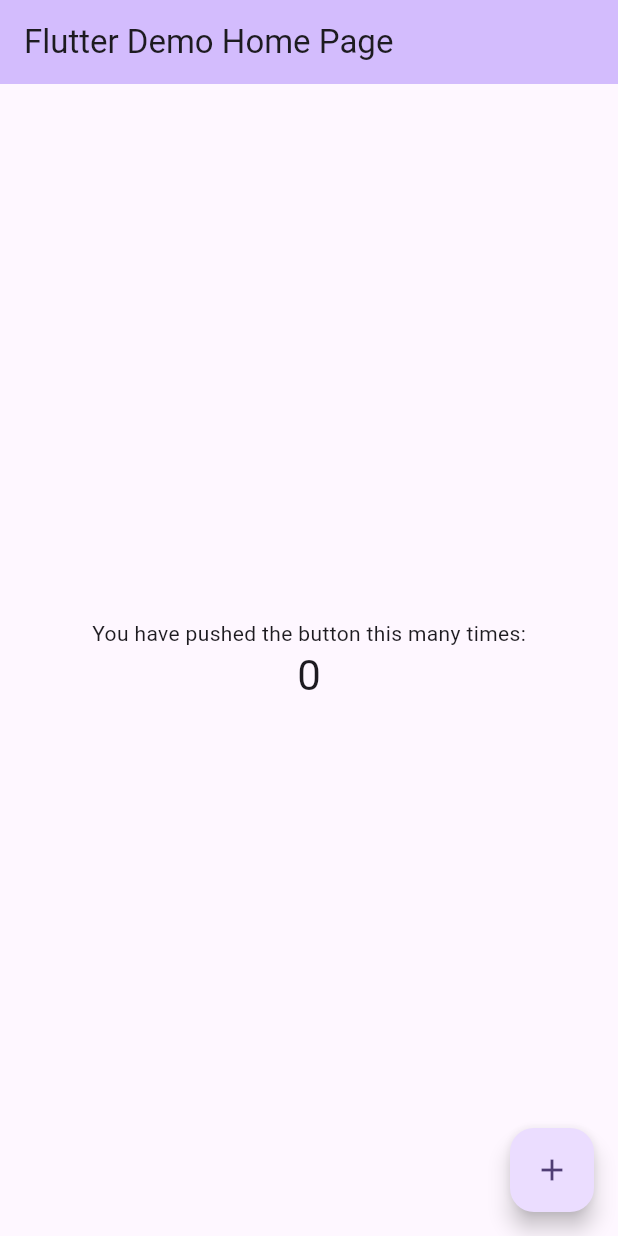
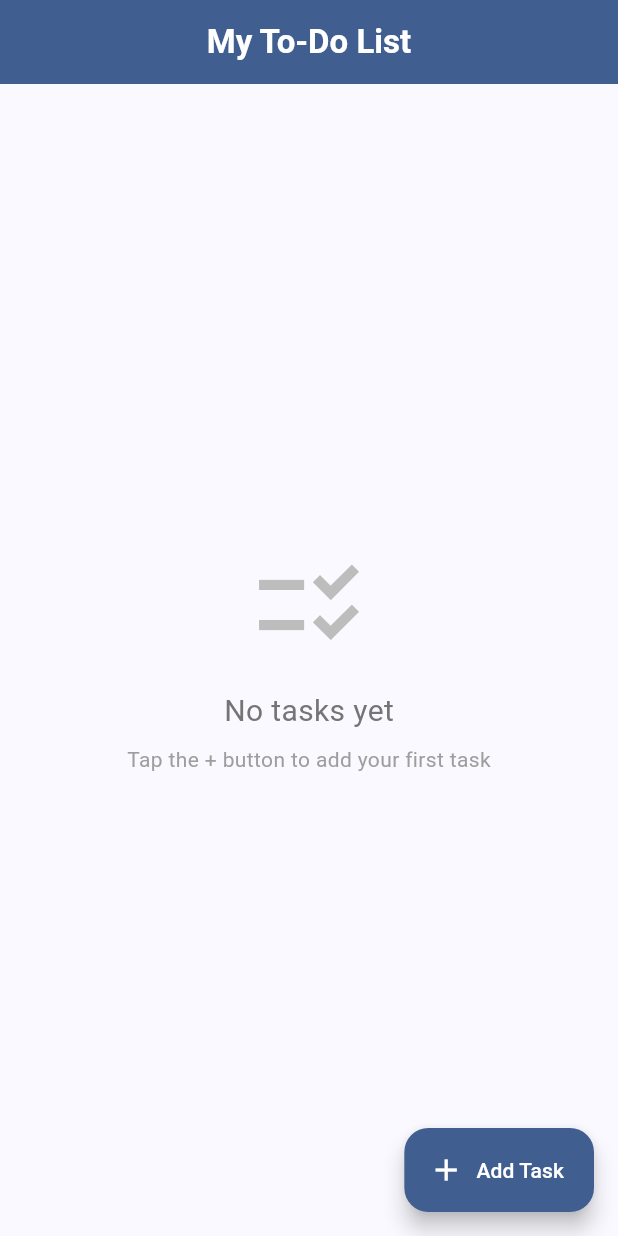
Before and after one commit to Eeriem/CRUD, a Flutter app: the screen it shows after launch, on a phone screen of 412 x 824 dp. Run offline on Flutter 3.47's test engine with Material 3 defaults, Android fonts, the phone set to English and light mode, and no system bars; our stand-ins replace hive, hive_flutter; accounts and stored records are empty.

Commit message:
todo list

```diff
--- a/lib/main.dart
+++ b/lib/main.dart
@@ -1,122 +1,40 @@
 import 'package:flutter/material.dart';
+import 'package:hive_flutter/hive_flutter.dart';
+import 'models/task.dart';
+import 'screens/home_screen.dart';
 
-void main() {
+void main() async {
+  WidgetsFlutterBinding.ensureInitialized();
+
+  // Initialize Hive
+  await Hive.initFlutter();
+
+  // Register the adapter
+  Hive.registerAdapter(TaskAdapter());
+
+  // Open the box
+  await Hive.openBox<Task>('taskBox');
+
   runApp(const MyApp());
 }
 
 class MyApp extends StatelessWidget {
   const MyApp({super.key});
 
-  // This widget is the root of your application.
   @override
   Widget build(BuildContext context) {
     return MaterialApp(
-      title: 'Flutter Demo',
+      title: 'Hive To-Do List',
+      debugShowCheckedModeBanner: false,
       theme: ThemeData(
-        // This is the theme of your application.
-        //
-        // TRY THIS: Try running your application with "flutter run". You'll see
-        // the application has a purple toolbar. Then, without quitting the app,
-        // try changing the seedColor in the colorScheme below to Colors.green
-        // and then invoke "hot reload" (save your changes or press the "hot
-        // reload" button in a Flutter-supported IDE, or press "r" if you used
-        // the command line to start the app).
-        //
-        // Notice that the counter didn't reset back to zero; the application
-        // state is not lost during the reload. To reset the state, use hot
-        // restart instead.
-        //
-        // This works for code too, not just values: Most code changes can be
-        // tested with just a hot reload.
-        colorScheme: .fromSeed(seedColor: Colors.deepPurple),
+        colorScheme: ColorScheme.fromSeed(
+          seedColor: const Color(0xFF1565C0),
+          brightness: Brightness.light,
+        ),
+        useMaterial3: true,
+        appBarTheme: const AppBarTheme(centerTitle: true, elevation: 2),
       ),
-      home: const MyHomePage(title: 'Flutter Demo Home Page'),
+      home: const HomeScreen(),
     );
   }
 }
-
-class MyHomePage extends StatefulWidget {
-  const MyHomePage({super.key, required this.title});
-
-  // This widget is the home page of your application. It is stateful, meaning
-  // that it has a State object (defined below) that contains fields that affect
-  // how it looks.
-
-  // This class is the configuration for the state. It holds the values (in this
-  // case the title) provided by the parent (in this case the App widget) and
-  // used by the build method of the State. Fields in a Widget subclass are
-  // always marked "final".
-
-  final String title;
-
-  @override
-  State<MyHomePage> createState() => _MyHomePageState();
-}
-
-class _MyHomePageState extends State<MyHomePage> {
-  int _counter = 0;
-
-  void _incrementCounter() {
-    setState(() {
-      // This call to setState tells the Flutter framework that something has
-      // changed in this State, which causes it to rerun the build method below
-      // so that the display can reflect the updated values. If we changed
-      // _counter without calling setState(), then the build method would not be
-      // called again, and so nothing would appear to happen.
-      _counter++;
-    });
-  }
-
-  @override
-  Widget build(BuildContext context) {
-    // This method is rerun every time setState is called, for instance as done
-    // by the _incrementCounter method above.
-    //
-    // The Flutter framework has been optimized to make rerunning build methods
-    // fast, so that you can just rebuild anything that needs updating rather
-    // than having to individually change instances of widgets.
-    return Scaffold(
-      appBar: AppBar(
-        // TRY THIS: Try changing the color here to a specific color (to
-        // Colors.amber, perhaps?) and trigger a hot reload to see the AppBar
-        // change color while the other colors stay the same.
-        backgroundColor: Theme.of(context).colorScheme.inversePrimary,
-        // Here we take the value from the MyHomePage object that was created by
-        // the App.build method, and use it to set our appbar title.
-        title: Text(widget.title),
-      ),
-      body: Center(
-        // Center is a layout widget. It takes a single child and positions it
-        // in the middle of the parent.
-        child: Column(
-          // Column is also a layout widget. It takes a list of children and
-          // arranges them vertically. By default, it sizes itself to fit its
-          // children horizontally, and tries to be as tall as its parent.
-          //
-          // Column has various properties to control how it sizes itself and
-          // how it positions its children. Here we use mainAxisAlignment to
-          // center the children vertically; the main axis here is the vertical
-          // axis because Columns are vertical (the cross axis would be
-          // horizontal).
-          //
-          // TRY THIS: Invoke "debug painting" (choose the "Toggle Debug Paint"
-          // action in the IDE, or press "p" in the console), to see the
-          // wireframe for each widget.
-          mainAxisAlignment: .center,
-          children: [
-            const Text('You have pushed the button this many times:'),
-            Text(
-              '$_counter',
-              style: Theme.of(context).textTheme.headlineMedium,
-            ),
-          ],
-        ),
-      ),
-      floatingActionButton: FloatingActionButton(
-        onPressed: _incrementCounter,
-        tooltip: 'Increment',
-        child: const Icon(Icons.add),
-      ),
-    );
-  }
-}
--- /dev/null
+++ b/lib/models/task.dart
@@ -0,0 +1,17 @@
+import 'package:hive/hive.dart';
+
+part 'task.g.dart';
+
+@HiveType(typeId: 0)
+class Task extends HiveObject {
+  @HiveField(0)
+  String title;
+
+  @HiveField(1)
+  DateTime date;
+
+  Task({
+    required this.title,
+    required this.date,
+  });
+}
--- /dev/null
+++ b/lib/screens/home_screen.dart
@@ -0,0 +1,80 @@
+import 'package:flutter/material.dart';
+import 'package:hive_flutter/hive_flutter.dart';
+import '../models/task.dart';
+import '../widgets/task_dialog.dart';
+import '../widgets/task_tile.dart';
+
+class HomeScreen extends StatelessWidget {
+  const HomeScreen({super.key});
+
+  @override
+  Widget build(BuildContext context) {
+    final Box<Task> taskBox = Hive.box<Task>('taskBox');
+
+    return Scaffold(
+      appBar: AppBar(
+        title: const Text(
+          'My To-Do List',
+          style: TextStyle(fontWeight: FontWeight.bold),
+        ),
+        backgroundColor: Theme.of(context).colorScheme.primary,
+        foregroundColor: Colors.white,
+      ),
+      body: ValueListenableBuilder(
+        valueListenable: taskBox.listenable(),
+        builder: (context, Box<Task> box, _) {
+          if (box.isEmpty) {
+            return Center(
+              child: Column(
+                mainAxisAlignment: MainAxisAlignment.center,
+                children: [
+                  Icon(Icons.checklist_rtl, size: 80, color: Colors.grey[400]),
+                  const SizedBox(height: 16),
+                  Text(
+                    'No tasks yet',
+                    style: TextStyle(fontSize: 20, color: Colors.grey[600]),
+                  ),
+                  const SizedBox(height: 8),
+                  Text(
+                    'Tap the + button to add your first task',
+                    style: TextStyle(color: Colors.grey[500]),
+                  ),
+                ],
+              ),
+            );
+          }
+
+          return ListView.builder(
+            padding: const EdgeInsets.symmetric(vertical: 8),
+            itemCount: box.length,
+            itemBuilder: (context, index) {
+              final task = box.getAt(index)!;
+              return TaskTile(
+                task: task,
+                index: index,
+                onEdit: () => _showTaskDialog(context, task: task, index: index),
+              );
+            },
+          );
+        },
+      ),
+      floatingActionButton: FloatingActionButton.extended(
+        onPressed: () => _showTaskDialog(context),
+        icon: const Icon(Icons.add),
+        label: const Text('Add Task'),
+        backgroundColor: Theme.of(context).colorScheme.primary,
+        foregroundColor: Colors.white,
+      ),
+    );
+  }
+
+  void _showTaskDialog(BuildContext context, {Task? task, int? index}) {
+    showDialog(
+      context: context,
+      builder: (context) => TaskDialog(
+        task: task,
+        index: index,
+      ),
+    );
+  }
+}
```
Also changed, not shown: lib/widgets/task_dialog.dart (added, +124 -0 lines), lib/widgets/task_tile.dart (added, +93 -0 lines), pubspec.yaml (+5 -70 lines), lib/models/task.g.dart (added), pubspec.lock.
